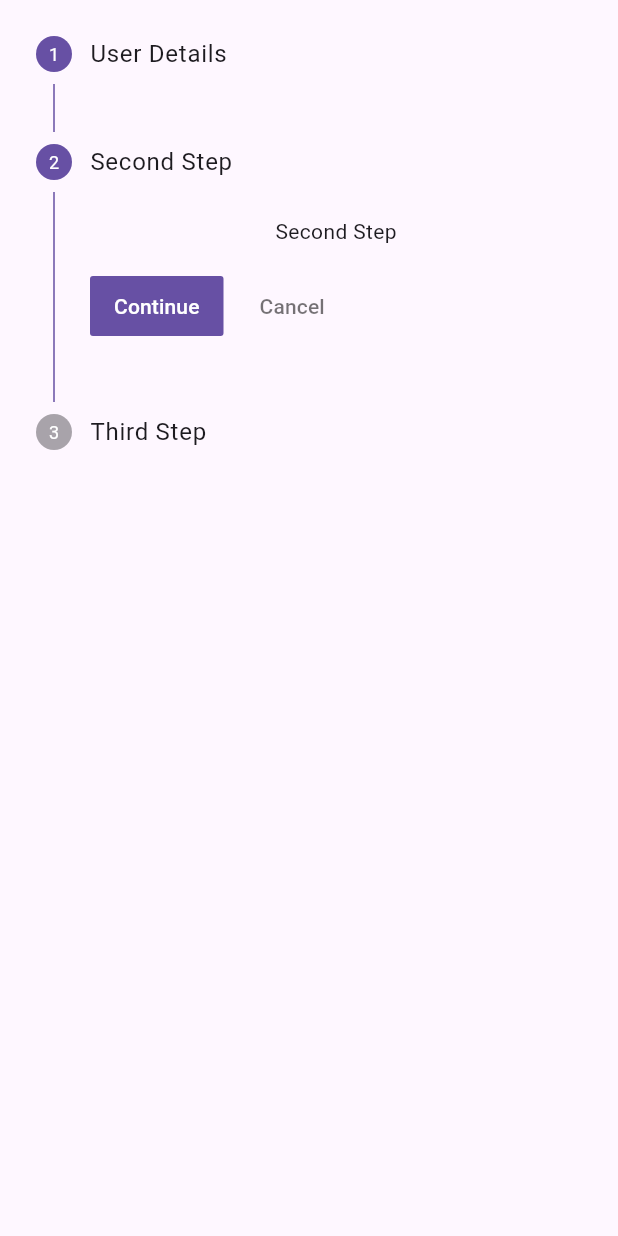
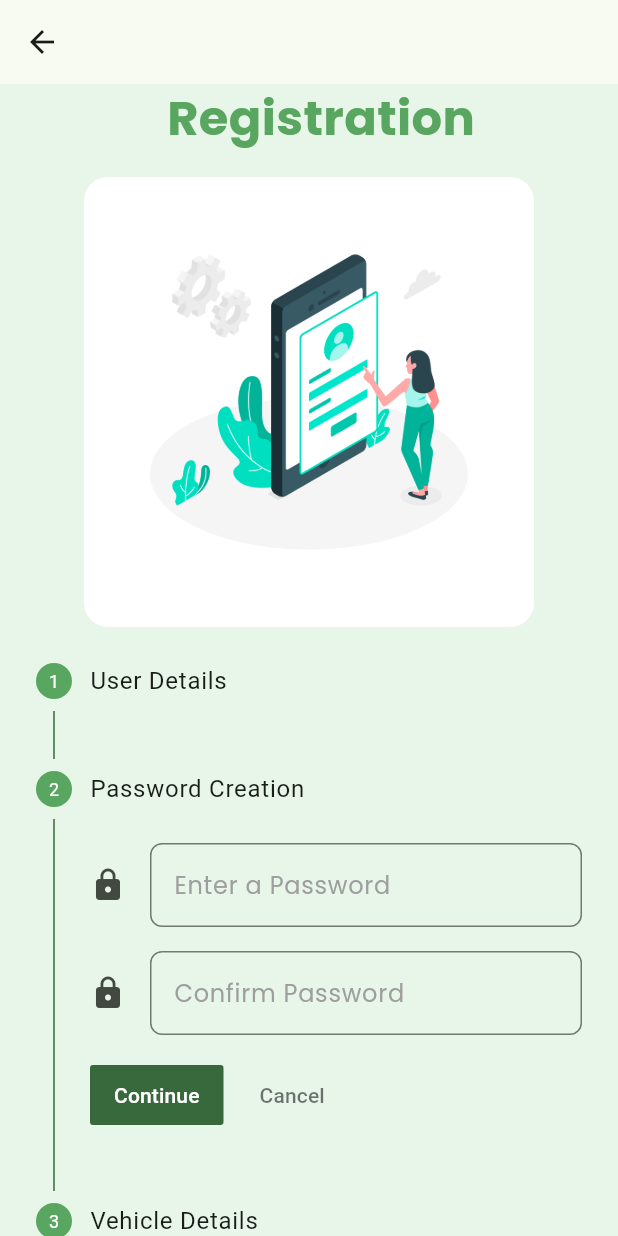
Before and after one commit to AKSHAYINDIA05/ev, a Flutter app: the Register screen opened directly, after a tap on "Continue", on a phone screen of 412 x 824 dp. Run offline on Flutter 3.47's test engine with Material 3 defaults, Android fonts, the phone set to English and light mode, and no system bars; our stand-ins replace google_fonts, liquid_swipe, smooth_page_indicator.

Commit message:
done with registration page.

```diff
--- a/Frontend/lib/auth/onboarding.dart
+++ b/Frontend/lib/auth/onboarding.dart
@@ -1,4 +1,5 @@
 import 'package:flutter/material.dart';
+import 'package:google_fonts/google_fonts.dart';
 import 'package:liquid_swipe/liquid_swipe.dart';
 import 'package:myapp/auth/welcome.dart';
 import 'package:smooth_page_indicator/smooth_page_indicator.dart';
@@ -50,7 +51,10 @@ class _OnboardingState extends State<Onboarding> {
                       ),
                       Text(
                         'Premium Bike Service',
-                        style: Theme.of(context).textTheme.headlineLarge,
+                        style: GoogleFonts.poppins(
+                          fontSize: 24,
+                          fontWeight: FontWeight.w500,
+                        ),
                       ),
                       const SizedBox(
                         height: 48,
@@ -85,7 +89,10 @@ class _OnboardingState extends State<Onboarding> {
                       ),
                       Text(
                         'Charger Service',
-                        style: Theme.of(context).textTheme.headlineLarge,
+                        style: GoogleFonts.poppins(
+                          fontSize: 24,
+                          fontWeight: FontWeight.w500,
+                        ),
                       ),
                       const SizedBox(
                         height: 48,
@@ -120,7 +127,10 @@ class _OnboardingState extends State<Onboarding> {
                       ),
                       Text(
                         'Battery Service',
-                        style: Theme.of(context).textTheme.headlineLarge,
+                        style: GoogleFonts.poppins(
+                          fontSize: 24,
+                          fontWeight: FontWeight.w500,
+                        ),
                       ),
                       const SizedBox(
                         height: 48,
@@ -153,7 +163,11 @@ class _OnboardingState extends State<Onboarding> {
               },
               child: Text(
                 'Skip',
-                style: Theme.of(context).textTheme.headlineSmall,
+                style: GoogleFonts.poppins(
+                  fontSize: 16,
+                  fontWeight: FontWeight.w500,
+                  color: Colors.black,
+                ),
               ),
             ),
           )
--- a/Frontend/lib/auth/register.dart
+++ b/Frontend/lib/auth/register.dart
@@ -1,4 +1,8 @@
 import 'package:flutter/material.dart';
+import 'package:google_fonts/google_fonts.dart';
+import 'package:myapp/components/register/passwordcreation.dart';
+import 'package:myapp/components/register/userdetails.dart';
+import 'package:myapp/components/register/vehicledetails.dart';
 
 class Register extends StatefulWidget {
   const Register({super.key});
@@ -14,9 +18,36 @@ class _RegisterState extends State<Register> {
   @override
   Widget build(BuildContext context) {
     return Scaffold(
-      body: Container(
+      appBar: AppBar(),
+      backgroundColor: Colors.green.shade50,
+      body: SafeArea(
+        child: SingleChildScrollView(
+          child: Container(
             child: Column(
               children: [
+                Padding(
+                  padding: const EdgeInsets.only(left: 16.0),
+                  child: Text(
+                    'Registration',
+                    style: GoogleFonts.poppins(
+                        color: Color(0xFF58A65F),
+                        fontWeight: FontWeight.bold,
+                        fontSize: 32),
+                  ),
+                ),
+                SizedBox(
+                  height: 16,
+                ),
+                ClipRRect(
+                  borderRadius: BorderRadius.circular(
+                    16,
+                  ),
+                  child: Image.asset(
+                    'assets/images/register.jpg',
+                    width: 300,
+                    height: 300,
+                  ),
+                ),
                 Stepper(
                   steps: stepList(),
                   currentStep: currentStep,
@@ -26,11 +57,14 @@ class _RegisterState extends State<Register> {
                       setState(() => currentStep += 1);
                     }
                   },
-              onStepCancel:
-                  isFirstStep ? null : () => setState(() => currentStep -= 1),
+                  onStepCancel: isFirstStep
+                      ? null
+                      : () => setState(() => currentStep -= 1),
                   onStepTapped: (step) => setState(() => currentStep = step),
                 ),
               ],
+            ),
+          ),
         ),
       ),
     );
@@ -38,43 +72,35 @@ class _RegisterState extends State<Register> {
 
   List<Step> stepList() => [
         Step(
+          stepStyle: StepStyle(
+            color: Color(0xFF58A65F),
+          ),
           isActive: currentStep >= 0,
           title: Text(
             'User Details',
           ),
-          content: Column(
-            children: [
-              Form(
-                child: TextFormField(
-                  decoration: InputDecoration(
-                    labelText: 'Enter your Name',
-                  ),
-                ),
-              ),
-            ],
-          ),
+          content: Userdetails(),
         ),
         Step(
+          stepStyle: StepStyle(
+            color: Color(0xFF58A65F),
+          ),
           isActive: currentStep >= 1,
           title: Text(
-            'Second Step',
+            'Password Creation',
           ),
-          content: Center(
-            child: Text(
-              'Second Step',
-            ),
-          ),
+          content: Passwordcreation(),
         ),
         Step(
+          stepStyle: StepStyle(
+            connectorColor: Color.fromRGBO(93, 195, 152, 1),
+            color: Color(0xFF58A65F),
+          ),
           isActive: currentStep >= 2,
           title: Text(
-            'Third Step',
+            'Vehicle Details',
           ),
-          content: Center(
-            child: Text(
-              'Third Step',
-            ),
-          ),
+          content: Vehicledetails(),
         ),
       ];
 }
--- a/Frontend/lib/auth/welcome.dart
+++ b/Frontend/lib/auth/welcome.dart
@@ -1,8 +1,8 @@
 import 'package:flutter/material.dart';
 import 'package:myapp/auth/login.dart';
 import 'package:myapp/auth/register.dart';
-import 'package:myapp/components/elevatebutton.dart';
-import 'package:myapp/components/outlinebutton.dart';
+import 'package:myapp/components/buttons/elevatebutton.dart';
+import 'package:myapp/components/buttons/outlinebutton.dart';
 
 class Welcome extends StatefulWidget {
   const Welcome({super.key});
@@ -43,8 +43,10 @@ class _WelcomeState extends State<Welcome> with TickerProviderStateMixin {
   @override
   Widget build(BuildContext context) {
     return Scaffold(
-      backgroundColor: Color.fromRGBO(110, 250, 191, 1),
-      body: Padding(
+      appBar: AppBar(),
+      backgroundColor: Color(0xFFE8F5E9),
+      body: SingleChildScrollView(
+        child: Padding(
           padding: const EdgeInsets.all(32.0),
           child: Container(
             child: Column(
@@ -94,6 +96,7 @@ class _WelcomeState extends State<Welcome> with TickerProviderStateMixin {
             ),
           ),
         ),
+      ),
     );
   }
 }
--- /dev/null
+++ b/Frontend/lib/components/buttons/outlinebutton.dart
@@ -0,0 +1,33 @@
+import 'package:flutter/material.dart';
+
+class Outlinebutton extends StatelessWidget {
+  final String text;
+  final Widget onTap;
+  const Outlinebutton(this.text, this.onTap, {super.key});
+  @override
+  Widget build(BuildContext context) {
+    return OutlinedButton(
+      onPressed: () {
+        Navigator.push(context, MaterialPageRoute(builder: (context) => onTap));
+      },
+      style: OutlinedButton.styleFrom(
+        side: BorderSide(
+          color: Colors.black,
+        ),
+        shape: RoundedRectangleBorder(
+          borderRadius: BorderRadius.circular(
+            8,
+          ),
+        ),
+      ),
+      child: Text(
+        text,
+        textAlign: TextAlign.center,
+        style: TextStyle(
+          color: Colors.black,
+          fontSize: 16,
+        ),
+      ),
+    );
+  }
+}
--- a/Frontend/lib/components/outlinebutton.dart
+++ /dev/null
@@ -1,27 +0,0 @@
-import 'package:flutter/material.dart';
-
-class Outlinebutton extends StatelessWidget {
-  final String text;
-  final Widget onTap;
-  const Outlinebutton(this.text, this.onTap, {super.key});
-  @override
-  Widget build(BuildContext context) {
-    return OutlinedButton(
-      onPressed: () {
-        Navigator.push(context, MaterialPageRoute(builder: (context) => onTap));
-      },
-      style: OutlinedButton.styleFrom(
-        shape: RoundedRectangleBorder(
-          borderRadius: BorderRadius.circular(
-            8,
-          ),
-        ),
-      ),
-      child: Text(
-        text,
-        textAlign: TextAlign.center,
-        style: Theme.of(context).textTheme.headlineMedium,
-      ),
-    );
-  }
-}
--- /dev/null
+++ b/Frontend/lib/components/register/passwordcreation.dart
@@ -0,0 +1,74 @@
+import 'package:flutter/material.dart';
+import 'package:google_fonts/google_fonts.dart';
+
+class Passwordcreation extends StatefulWidget {
+  const Passwordcreation({super.key});
+
+  @override
+  State<Passwordcreation> createState() => _PasswordcreationState();
+}
+
+class _PasswordcreationState extends State<Passwordcreation> {
+  @override
+  Widget build(BuildContext context) {
+    return Column(
+      children: [
+        Form(
+          child: Column(
+            children: [
+              TextFormField(
+                obscureText: true,
+                obscuringCharacter: '*',
+                decoration: InputDecoration(
+                  icon: Icon(
+                    Icons.lock,
+                  ),
+                  hintText: 'Enter a Password',
+                  hintStyle: GoogleFonts.poppins(
+                      color: Colors.grey,
+                      fontWeight: FontWeight.normal,
+                      fontSize: 16),
+                  border: OutlineInputBorder(
+                    borderRadius: BorderRadius.circular(
+                      8,
+                    ),
+                  ),
+                  labelStyle: GoogleFonts.poppins(
+                      color: Colors.black,
+                      fontWeight: FontWeight.w500,
+                      fontSize: 16),
+                ),
+              ),
+              SizedBox(
+                height: 16,
+              ),
+              TextFormField(
+                obscureText: true,
+                obscuringCharacter: '*',
+                decoration: InputDecoration(
+                  icon: Icon(
+                    Icons.lock,
+                  ),
+                  hintText: 'Confirm Password',
+                  hintStyle: GoogleFonts.poppins(
+                      color: Colors.grey,
+                      fontWeight: FontWeight.normal,
+                      fontSize: 16),
+                  border: OutlineInputBorder(
+                    borderRadius: BorderRadius.circular(
+                      8,
+                    ),
+                  ),
+                  labelStyle: GoogleFonts.poppins(
+                      color: Colors.black,
+                      fontWeight: FontWeight.w500,
+                      fontSize: 16),
+                ),
+              ),
+            ],
+          ),
+        ),
+      ],
+    );
+  }
+}
--- /dev/null
+++ b/Frontend/lib/components/register/userdetails.dart
@@ -0,0 +1,96 @@
+import 'package:flutter/material.dart';
+import 'package:google_fonts/google_fonts.dart';
+
+class Userdetails extends StatefulWidget {
+  const Userdetails({super.key});
+
+  @override
+  State<Userdetails> createState() => _UserdetailsState();
+}
+
+class _UserdetailsState extends State<Userdetails> {
+  @override
+  Widget build(BuildContext context) {
+    return Column(
+      children: [
+        Form(
+          child: Column(
+            children: [
+              TextFormField(
+                decoration: InputDecoration(
+                  icon: Icon(
+                    Icons.person,
+                  ),
+                  hintText: 'Enter Your Name',
+                  hintStyle: GoogleFonts.poppins(
+                      color: Colors.grey,
+                      fontWeight: FontWeight.normal,
+                      fontSize: 16),
+                  border: OutlineInputBorder(
+                    borderRadius: BorderRadius.circular(
+                      8,
+                    ),
+                  ),
+                  labelStyle: GoogleFonts.poppins(
+                      color: Colors.black,
+                      fontWeight: FontWeight.w500,
+                      fontSize: 16),
+                ),
+              ),
+              SizedBox(
+                height: 16,
+              ),
+              TextFormField(
+                keyboardType: TextInputType.number,
+                decoration: InputDecoration(
+                  icon: Icon(
+                    Icons.phone,
+                  ),
+                  hintText: 'Enter Your Mobile No.',
+                  hintStyle: GoogleFonts.poppins(
+                      color: Colors.grey,
+                      fontWeight: FontWeight.normal,
+                      fontSize: 16),
+                  border: OutlineInputBorder(
+                    borderRadius: BorderRadius.circular(
+                      8,
+                    ),
+                  ),
+                  labelStyle: GoogleFonts.poppins(
+                      color: Colors.black,
+                      fontWeight: FontWeight.w500,
+                      fontSize: 16),
+                ),
+              ),
+              SizedBox(
+                height: 16,
+              ),
+              TextFormField(
+                keyboardType: TextInputType.emailAddress,
+                decoration: InputDecoration(
+                  icon: Icon(
+                    Icons.mail,
+                  ),
+                  hintText: 'Enter Your email-ID',
+                  hintStyle: GoogleFonts.poppins(
+                      color: Colors.grey,
+                      fontWeight: FontWeight.normal,
+                      fontSize: 16),
+                  border: OutlineInputBorder(
+                    borderRadius: BorderRadius.circular(
+                      8,
+                    ),
+                  ),
+                  labelStyle: GoogleFonts.poppins(
+                      color: Colors.black,
+                      fontWeight: FontWeight.w500,
+                      fontSize: 16),
+                ),
+              ),
+            ],
+          ),
+        ),
+      ],
+    );
+  }
+}
--- /dev/null
+++ b/Frontend/lib/components/register/vehicledetails.dart
@@ -0,0 +1,73 @@
+import 'package:flutter/material.dart';
+import 'package:google_fonts/google_fonts.dart';
+
+class Vehicledetails extends StatefulWidget {
+  const Vehicledetails({super.key});
+
+  @override
+  State<Vehicledetails> createState() => _VehicledetailsState();
+}
+
+class _VehicledetailsState extends State<Vehicledetails> {
+  @override
+  Widget build(BuildContext context) {
+    return Column(
+      children: [
+        Form(
+            child: Column(
+          children: [
+            TextFormField(
+              obscureText: true,
+              obscuringCharacter: '*',
+              decoration: InputDecoration(
+                icon: Icon(
+                  Icons.battery_0_bar,
+                ),
+                hintText: 'Enter the Battery Serial No.',
+                hintStyle: GoogleFonts.poppins(
+                    color: Colors.grey,
+                    fontWeight: FontWeight.normal,
+                    fontSize: 16),
+                border: OutlineInputBorder(
+                  borderRadius: BorderRadius.circular(
+                    8,
+                  ),
+                ),
+                labelStyle: GoogleFonts.poppins(
+                    color: Colors.black,
+                    fontWeight: FontWeight.w500,
+                    fontSize: 16),
+              ),
+            ),
+            SizedBox(
+              height: 16,
+            ),
+            TextFormField(
+              obscureText: true,
+              obscuringCharacter: '*',
+              decoration: InputDecoration(
+                icon: Icon(
+                  Icons.charging_station_rounded,
+                ),
+                hintText: 'Enter the Charger Serial No.',
+                hintStyle: GoogleFonts.poppins(
+                    color: Colors.grey,
+                    fontWeight: FontWeight.normal,
+                    fontSize: 16),
+                border: OutlineInputBorder(
+                  borderRadius: BorderRadius.circular(
+                    8,
+                  ),
+                ),
+                labelStyle: GoogleFonts.poppins(
+                    color: Colors.black,
+                    fontWeight: FontWeight.w500,
+                    fontSize: 16),
+              ),
+            ),
+          ],
+        ))
+      ],
+    );
+  }
+}
--- a/Frontend/lib/main.dart
+++ b/Frontend/lib/main.dart
@@ -3,7 +3,9 @@ import 'package:myapp/splashscreen/splashscreen.dart';
 import 'package:myapp/utils/theme/theme.dart';
 
 void main() {
-  runApp(const MyApp());
+  runApp(
+    const MyApp(),
+  );
 }
 
 class MyApp extends StatelessWidget {
@@ -15,9 +17,12 @@ class MyApp extends StatelessWidget {
     return MaterialApp(
       title: 'Flutter Demo',
       debugShowCheckedModeBanner: false,
-      theme: EVTheme.lightTheme,
-      darkTheme: EVTheme.darkTheme,
-      themeMode: ThemeMode.system,
+      theme: ThemeData(
+        colorScheme: ColorScheme.fromSeed(
+          seedColor: Color(0xFF58A65F),
+        ),
+        useMaterial3: true,
+      ),
       home: const Splashscreen(),
     );
   }
--- a/Frontend/lib/utils/theme/theme.dart
+++ b/Frontend/lib/utils/theme/theme.dart
@@ -3,10 +3,32 @@ import 'package:myapp/utils/theme/widgets_theme/text_theme.dart';
 
 class EVTheme {
   EVTheme._();
+  static final MaterialColor primaryGreen = MaterialColor(
+    0xFF4CAF50,
+    <int, Color>{
+      50: Color(0xFFE8F5E9),
+      100: Color(0xFFC8E6C9),
+      200: Color(0xFFA5D6A7),
+      300: Color(0xFF81C784),
+      400: Color(0xFF66BB6A),
+      500: Color(0xFF4CAF50),
+      600: Color(0xFF43A047),
+      700: Color(0xFF388E3C),
+      800: Color(0xFF2E7D32),
+      900: Color(0xFF1B5E20),
+    },
+  );
   static ThemeData lightTheme = ThemeData(
     brightness: Brightness.light,
     textTheme: EVTextTheme.lightTextTheme,
+    primarySwatch: primaryGreen,
+    buttonTheme: ButtonThemeData(
+      buttonColor: primaryGreen,
+    ),
   );
   static ThemeData darkTheme = ThemeData(
-      brightness: Brightness.dark, textTheme: EVTextTheme.darkTextTheme);
+    brightness: Brightness.dark,
+    textTheme: EVTextTheme.darkTextTheme,
+    primarySwatch: primaryGreen,
+  );
 }
--- a/Frontend/pubspec.yaml
+++ b/Frontend/pubspec.yaml
@@ -71,6 +71,7 @@ flutter:
     - assets/images/charger.jpg
     - assets/images/battery.jpg
     - assets/images/logo.png
+    - assets/images/register.jpg
 
   # An image asset can refer to one or more resolution-specific "variants", see
   # https://flutter.dev/assets-and-images/#resolution-aware
```
Also changed, not shown: Frontend/assets/images/logo.png, Frontend/assets/images/register.jpg (added), Frontend/lib/components/buttons/elevatebutton.dart (renamed from Frontend/lib/components/elevatebutton.dart), 29 other files. Lines whose indentation alone changed are shown as unchanged.
